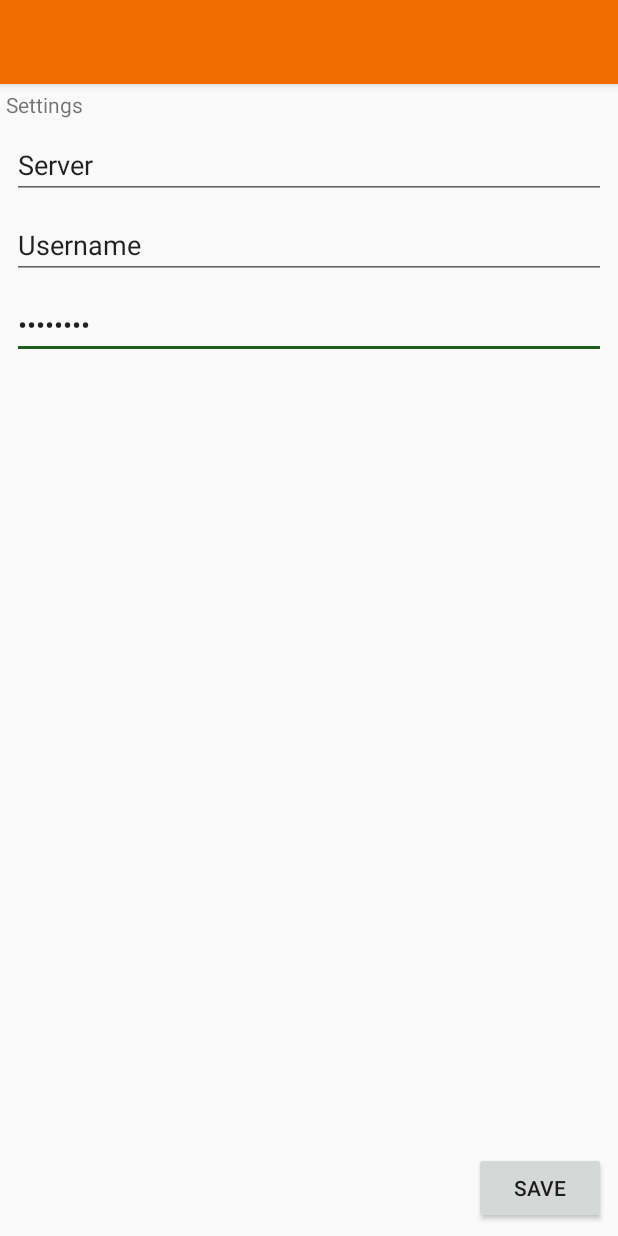
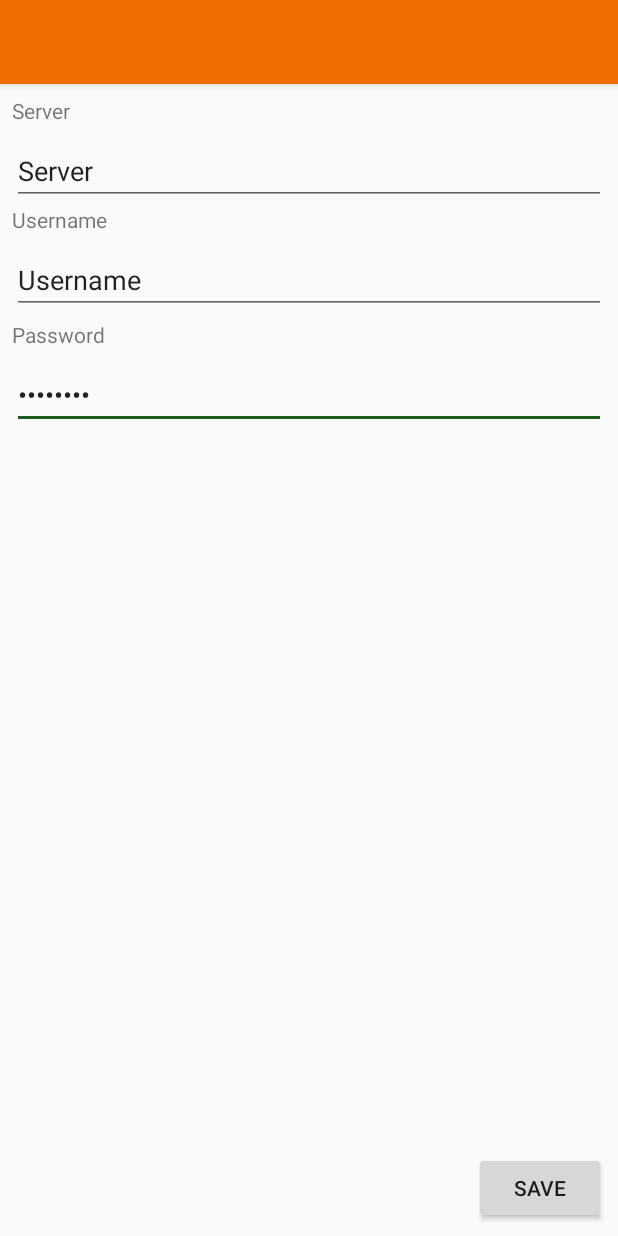
Before and after one commit to vabene1111/MeemoForAndroid, an Android app: the layout activity_settings.xml on its own in the app's theme, with its tools: preview values and no code run, on a phone screen of 412 x 824 dp. Run offline under Robolectric (Android 15) with nearby library versions, the phone set to English and light mode, and no system bars; network calls fail.

Commit message:
Settings + Network Helper start

```diff
--- a/app/src/main/res/layout/content_settings.xml
+++ b/app/src/main/res/layout/content_settings.xml
@@ -10,30 +10,19 @@
     tools:context="de.droidenschmiede.meemoforandroid.activity.SettingsActivity"
     tools:showIn="@layout/activity_settings">
 
-    <TextView
-        android:id="@+id/textView2"
-        android:layout_width="wrap_content"
-        android:layout_height="wrap_content"
-        android:layout_marginStart="4dp"
-        android:layout_marginTop="4dp"
-        android:text="Settings"
-        app:layout_constraintStart_toStartOf="parent"
-        app:layout_constraintTop_toTopOf="parent"/>
-
     <EditText
         android:id="@+id/edt_settings_password"
         android:layout_width="0dp"
         android:layout_height="wrap_content"
         android:layout_marginEnd="8dp"
         android:layout_marginStart="8dp"
-        android:layout_marginTop="8dp"
         android:ems="10"
         android:inputType="textPassword"
         android:text="Password"
         app:layout_constraintEnd_toEndOf="parent"
-        app:layout_constraintHorizontal_bias="0.0"
         app:layout_constraintStart_toStartOf="parent"
-        app:layout_constraintTop_toBottomOf="@+id/edt_settings_username"/>
+        android:layout_marginTop="8dp"
+        app:layout_constraintTop_toBottomOf="@+id/textView3" />
 
     <EditText
         android:id="@+id/edt_settings_username"
@@ -41,14 +30,14 @@
         android:layout_height="wrap_content"
         android:layout_marginEnd="8dp"
         android:layout_marginStart="8dp"
-        android:layout_marginTop="8dp"
         android:ems="10"
         android:inputType="textPersonName"
         android:text="Username"
         app:layout_constraintEnd_toEndOf="parent"
         app:layout_constraintHorizontal_bias="0.0"
         app:layout_constraintStart_toStartOf="parent"
-        app:layout_constraintTop_toBottomOf="@+id/edt_settings_server"/>
+        android:layout_marginTop="8dp"
+        app:layout_constraintTop_toBottomOf="@+id/textView2" />
 
     <EditText
         android:id="@+id/edt_settings_server"
@@ -56,13 +45,13 @@
         android:layout_height="wrap_content"
         android:layout_marginEnd="8dp"
         android:layout_marginStart="8dp"
-        android:layout_marginTop="8dp"
         android:ems="10"
         android:inputType="textPersonName"
         android:text="Server"
         app:layout_constraintEnd_toEndOf="parent"
         app:layout_constraintStart_toStartOf="parent"
-        app:layout_constraintTop_toBottomOf="@+id/textView2"/>
+        android:layout_marginTop="8dp"
+        app:layout_constraintTop_toBottomOf="@+id/textView" />
 
     <Button
         android:id="@+id/btn_settings_save"
@@ -73,4 +62,33 @@
         android:text="Save"
         app:layout_constraintBottom_toBottomOf="parent"
         app:layout_constraintEnd_toEndOf="parent"/>
+
+    <TextView
+        android:id="@+id/textView"
+        android:layout_width="wrap_content"
+        android:layout_height="wrap_content"
+        android:layout_marginStart="8dp"
+        android:layout_marginTop="8dp"
+        android:text="@string/lbl_server"
+        app:layout_constraintStart_toStartOf="parent"
+        app:layout_constraintTop_toTopOf="parent" />
+
+    <TextView
+        android:id="@+id/textView2"
+        android:layout_width="wrap_content"
+        android:layout_height="wrap_content"
+        android:layout_marginStart="8dp"
+        android:text="@string/lbl_username"
+        app:layout_constraintStart_toStartOf="parent"
+        app:layout_constraintTop_toBottomOf="@+id/edt_settings_server" />
+
+    <TextView
+        android:id="@+id/textView3"
+        android:layout_width="wrap_content"
+        android:layout_height="wrap_content"
+        android:layout_marginTop="4dp"
+        android:text="@string/lbl_password"
+        app:layout_constraintTop_toBottomOf="@+id/edt_settings_username"
+        app:layout_constraintStart_toStartOf="parent"
+        android:layout_marginStart="8dp" />
 </android.support.constraint.ConstraintLayout>
--- a/app/src/main/res/values/strings.xml
+++ b/app/src/main/res/values/strings.xml
@@ -11,4 +11,7 @@
     <string name="tab_text_2">Tab 2</string>
     <string name="tab_text_3">Tab 3</string>
     <string name="section_format">Hello World from section: %1$d</string>
+    <string name="lbl_server">Server</string>
+    <string name="lbl_username">Username</string>
+    <string name="lbl_password">Password</string>
 </resources>
```
Also changed, not shown: app/src/main/java/de/droidenschmiede/meemoforandroid/helper/MeemoHelper.java (+19 -10 lines), app/src/main/java/de/droidenschmiede/meemoforandroid/helper/VolleyHelper.java (added, +10 -0 lines).
